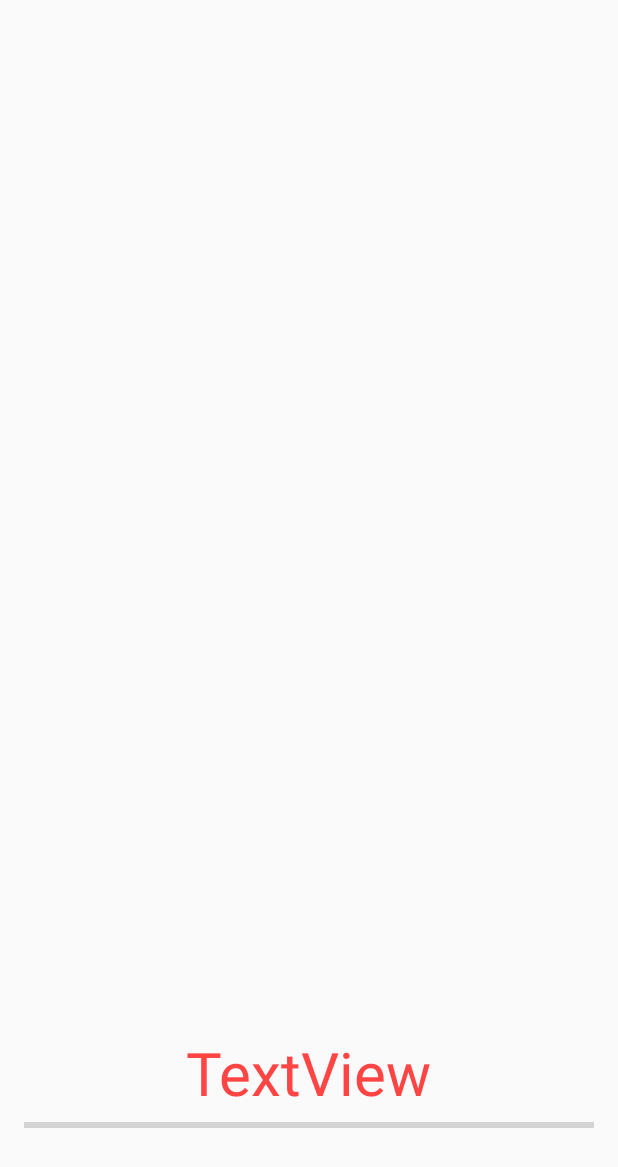
After one commit to cdeck95/AddMe_Android, an Android app: the layout splash_activity.xml on its own in the app's theme, with its tools: preview values and no code run, on a phone screen of 412 x 824 dp. The commit adds this screen. Shown: the top 1167 px of the screen. Run offline under Robolectric (Android 15) with nearby library versions, the phone set to English and light mode, and no system bars.

Commit message:
adding loading screen

```diff
--- /dev/null
+++ b/app/src/main/java/tc2/addme/com/addme/Splash.java
@@ -0,0 +1,56 @@
+package tc2.addme.com.addme;
+import android.content.Intent;
+import android.support.v7.app.AppCompatActivity;
+import android.os.Bundle;
+import android.widget.ProgressBar;
+import android.widget.TextView;
+
+import java.math.RoundingMode;
+import java.util.Timer;
+import java.util.TimerTask;
+
+public class Splash extends AppCompatActivity{
+    private Timer timer;
+    private ProgressBar progressBar;
+    private int i=0;
+    TextView textView;
+
+    @Override
+    protected void onCreate(Bundle savedInstanceState) {
+        super.onCreate(savedInstanceState);
+        setContentView(R.layout.splash_activity);
+        progressBar=(ProgressBar)findViewById(R.id.progressBar);
+        progressBar.setProgress(0);
+        textView=(TextView)findViewById(R.id.textView);
+        textView.setText("");
+
+        final long period = 60;
+        timer=new Timer();
+        timer.schedule(new TimerTask() {
+            @Override
+            public void run() {
+                //this repeats every 100 ms
+                if (i<60){
+                    final float currentI = i * 1.67f;
+                    final Integer currentIntI = Math.round(currentI);
+                    runOnUiThread(new Runnable() {
+                        @Override
+                        public void run() {
+                            textView.setText(String.valueOf(currentIntI+"%"));
+                        }
+                    });
+                    progressBar.setProgress(Math.round(currentIntI));
+                    i++;
+                }else{
+                    //closing the timer
+                    timer.cancel();
+                    Intent intent =new Intent(Splash.this,AuthenticatorActivity.class);
+                    startActivity(intent);
+                    // close this activity
+                    finish();
+                }
+            }
+        }, 0, period);
+    }
+
+}
--- /dev/null
+++ b/app/src/main/res/drawable/splash.xml
@@ -0,0 +1,14 @@
+<?xml version="1.0" encoding="utf-8"?>
+<layer-list xmlns:android="http://schemas.android.com/apk/res/android"
+    android:layout_width="100dp"
+    android:layout_height="100dp">
+    <item
+        android:drawable="@android:color/background_light"/>
+    <item >
+        <bitmap
+            android:gravity="center"
+            android:filter="true"
+            android:src="@mipmap/ic_launcher"/>
+    </item>
+
+</layer-list>
--- /dev/null
+++ b/app/src/main/res/layout/splash_activity.xml
@@ -0,0 +1,32 @@
+<?xml version="1.0" encoding="utf-8"?>
+<RelativeLayout xmlns:android="http://schemas.android.com/apk/res/android"
+    xmlns:tools="http://schemas.android.com/tools"
+    android:id="@+id/activity_splash"
+    android:layout_width="match_parent"
+    android:layout_height="match_parent"
+    android:paddingBottom="@dimen/activity_vertical_margin"
+    android:paddingLeft="@dimen/activity_horizontal_margin"
+    android:paddingRight="@dimen/activity_horizontal_margin"
+    android:paddingTop="@dimen/activity_vertical_margin">
+    <!--tools:context="com.logicchip.blog_7_proper_splash_screen.Splash">-->
+
+
+    <ProgressBar
+        style="?android:attr/progressBarStyleHorizontal"
+        android:layout_width="match_parent"
+        android:layout_height="wrap_content"
+        android:layout_alignParentBottom="true"
+        android:layout_centerHorizontal="true"
+        android:layout_marginBottom="50dp"
+        android:id="@+id/progressBar" />
+
+    <TextView
+        android:textSize="40sp"
+        android:textColor="@android:color/holo_red_light"
+        android:text="TextView"
+        android:layout_width="wrap_content"
+        android:layout_height="wrap_content"
+        android:layout_above="@+id/progressBar"
+        android:layout_centerHorizontal="true"
+        android:id="@+id/textView" />
+</RelativeLayout>
--- a/app/src/main/res/values/styles.xml
+++ b/app/src/main/res/values/styles.xml
@@ -19,4 +19,10 @@
 
     <style name="AppTheme.PopupOverlay" parent="ThemeOverlay.AppCompat.Light" />
 
+    <!--splash theme start-->
+    <style name="SplashTheme" parent="Theme.AppCompat.NoActionBar">
+        <item name="android:windowBackground">@drawable/splash</item>
+    </style>
+    <!--splash theme end-->
+
 </resources>
```
Also changed, not shown: app/src/main/AndroidManifest.xml (+11 -1 lines), app/src/main/java/tc2/addme/com/addme/AuthenticatorActivity.java (+25 -17 lines).
